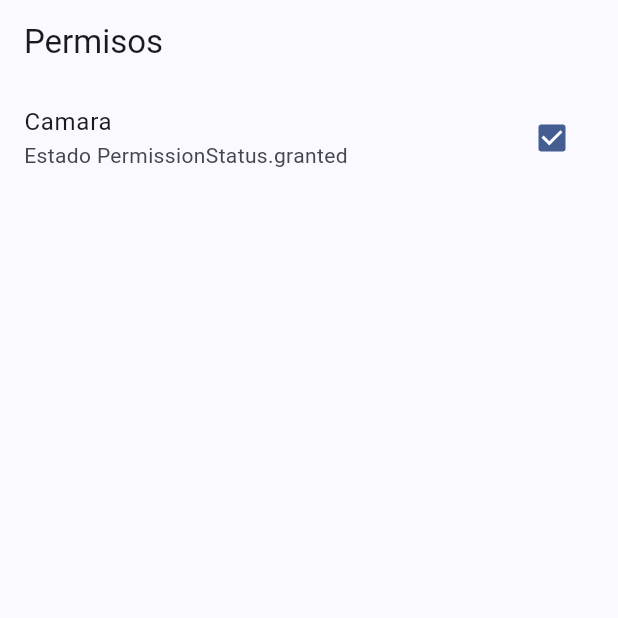
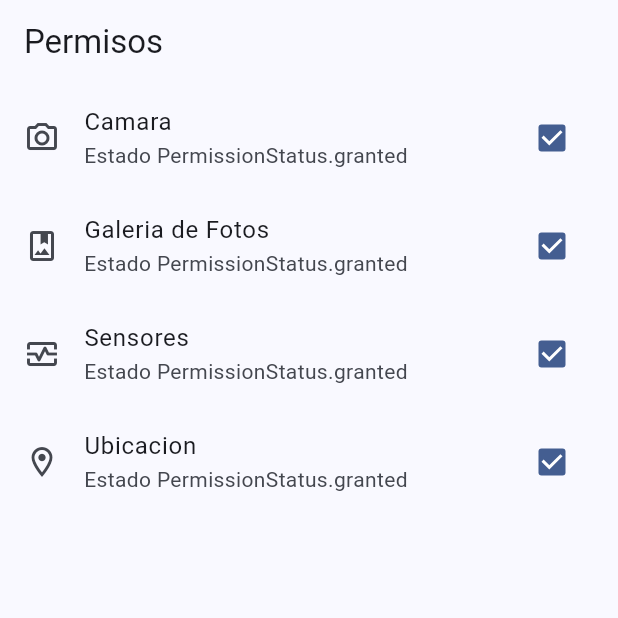
Before and after one commit to Williamparededl1/miscelaneos, a Flutter app: the PermissionsScreen screen opened by its route, on a phone screen of 412 x 824 dp, the top half of it. Run offline on Flutter 3.47's test engine with Material 3 defaults, Android fonts, the phone set to English and light mode, and no system bars; our stand-ins replace flutter_riverpod, go_router, google_fonts, permission_handler.

Commit message:
Creacion de los siguientes permisos

```diff
--- a/lib/presentation/screens/permissions/permissions_screen.dart
+++ b/lib/presentation/screens/permissions/permissions_screen.dart
@@ -26,6 +26,7 @@ class _PermissionsView extends ConsumerWidget {
     return ListView(
       children: [
         CheckboxListTile(
+          secondary: const Icon(Icons.camera_alt_outlined),
           value: permissions.cameraGranted,
           title: const Text('Camara'),
           subtitle: Text('Estado ${permissions.camera}'),
@@ -33,6 +34,33 @@ class _PermissionsView extends ConsumerWidget {
             ref.read(permissionsProvider.notifier).requestCameraAccess();
           },
         ),
+        CheckboxListTile(
+          secondary: const Icon(Icons.photo_album_outlined),
+          value: permissions.photoLibraryGranted,
+          title: const Text('Galeria de Fotos'),
+          subtitle: Text('Estado ${permissions.photoLibrary}'),
+          onChanged: (value) {
+            ref.read(permissionsProvider.notifier).requestPhotoLibraryAccess();
+          },
+        ),
+        CheckboxListTile(
+          secondary: const Icon(Icons.monitor_heart_outlined),
+          value: permissions.sensorsGranted,
+          title: const Text('Sensores'),
+          subtitle: Text('Estado ${permissions.sensors}'),
+          onChanged: (value) {
+            ref.read(permissionsProvider.notifier).requestSensorsAccess();
+          },
+        ),
+        CheckboxListTile(
+          secondary: const Icon(Icons.location_on_outlined),
+          value: permissions.locationGranted,
+          title: const Text('Ubicacion'),
+          subtitle: Text('Estado ${permissions.location}'),
+          onChanged: (value) {
+            ref.read(permissionsProvider.notifier).requestLocationAccess();
+          },
+        ),
       ],
     );
   }
```
